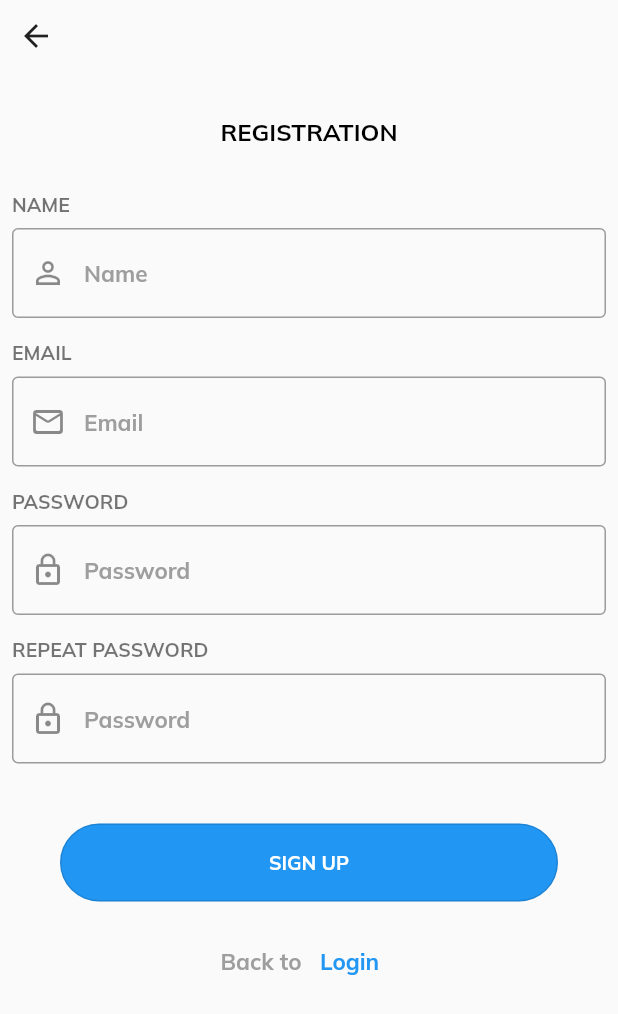
After one commit to SabbathDev/eventor, a Flutter app: the RegistrationPage screen opened directly, on a phone screen of 412 x 824 dp. The commit adds this screen. Shown: the top 1014 px of the screen. Run offline on Flutter 3.47's test engine with Material 2 defaults, Android fonts, the phone set to English and light mode, and no system bars.

Commit message:
Created registration page Created app-wide theme

```diff
--- a/lib/main.dart
+++ b/lib/main.dart
@@ -1,10 +1,24 @@
 import 'package:eventor/pages/login.dart';
+import 'package:eventor/pages/registration.dart';
 import 'package:flutter/material.dart';
 
 void main() {
   runApp(MaterialApp(
-    theme: ThemeData.light(),
-    darkTheme: ThemeData.dark(),
-    home: const Login(),
+      theme: ThemeData(
+        fontFamily: 'Mulish',
+
+        textTheme: const TextTheme(
+          headline1: TextStyle(fontSize: 16, color: Colors.black, fontWeight: FontWeight.bold), //page top text
+          headline2: TextStyle(fontSize: 13, fontWeight: FontWeight.bold),                      //field names
+          headline5: TextStyle(fontSize: 13, color: Colors.white),                              //button text
+          headline6: TextStyle(fontSize: 16, color: Colors.white60),                            //hint text
+          bodyText1: TextStyle(fontSize: 15, color: Colors.grey),                               //main body text
+          bodyText2: TextStyle(fontSize: 15, color: Colors.blue, fontWeight: FontWeight.bold),  //link text
+        ),
+      ),
+
+      darkTheme: ThemeData.dark(),
+
+      home: const Login(),
   ));
 }
--- /dev/null
+++ b/lib/pages/registration.dart
@@ -0,0 +1,158 @@
+import 'package:flutter/material.dart';
+
+class RegistrationPage extends StatefulWidget {
+  const RegistrationPage({Key? key, title}) : super(key: key);
+
+  @override
+  State<RegistrationPage> createState() => _RegistrationPageState();
+}
+
+class _RegistrationPageState extends State<RegistrationPage> {
+
+  @override
+  Widget build(BuildContext context) {
+
+    return Scaffold(
+      body: SingleChildScrollView(
+          child: Column(
+              children: [
+                Row(
+                  mainAxisAlignment: MainAxisAlignment.start,
+                  children: const [
+                    BackButton( //TODO navigate back to login page
+
+                    )
+                  ],
+                ),
+
+                const SizedBox(
+                  height: 30.0,
+                ),
+                Center(
+                    child: Text('REGISTRATION',
+                      style: Theme.of(context).textTheme.headline1,
+                    )
+                ),
+
+                Padding(
+                    padding: const EdgeInsets.fromLTRB(8, 30, 8, 40),
+                    child:Column(
+
+                        crossAxisAlignment: CrossAxisAlignment.stretch,
+                        children: [
+                          Text(
+                            'NAME',
+                            style: Theme.of(context).textTheme.headline2,
+                          ),
+
+                          Padding(
+                            padding: const EdgeInsets.fromLTRB(0, 8, 0, 15),
+                            child: TextField(
+                                decoration: InputDecoration(
+                                  prefixIcon: const Icon(Icons.person_outline),
+                                  border: const OutlineInputBorder(),
+                                  hintText: 'Name',
+                                  hintStyle: Theme.of(context).textTheme.bodyText1,
+                                )),
+                          ),
+
+                          Text(
+                            'EMAIL',
+                            style: Theme.of(context).textTheme.headline2,
+                          ),
+
+                          Padding(
+                            padding: const EdgeInsets.fromLTRB(0, 8, 0, 15),
+                            child: TextField(
+                              decoration: InputDecoration(
+                                  prefixIcon: const Icon(Icons.mail_outline_rounded),
+                                  border: const OutlineInputBorder(),
+                                  hintText: 'Email',
+                                  hintStyle: Theme.of(context).textTheme.bodyText1,
+                                  )),
+                            ),
+
+                          Text(
+                              'PASSWORD',
+                              style: Theme.of(context).textTheme.headline2
+                          ),
+
+                          Padding(
+                            padding: const EdgeInsets.fromLTRB(0, 8, 0, 15),
+                            child: TextFormField(
+                              decoration: InputDecoration(
+                                  prefixIcon: const Icon(Icons.lock_outline),
+                                  border: const OutlineInputBorder(),
+                                  hintText: 'Password',
+                                  hintStyle: Theme.of(context).textTheme.bodyText1
+                              ),
+                            ),
+                          ),
+
+                          Text(
+                              'REPEAT PASSWORD',
+                              style: Theme.of(context).textTheme.headline2
+                          ),
+
+                          Padding(
+                            padding: const EdgeInsets.fromLTRB(0, 8, 0, 0),
+                            child: TextFormField(
+                              decoration: InputDecoration(
+                                  prefixIcon: const Icon(Icons.lock_outline),
+                                  border: const OutlineInputBorder(),
+                                  hintText: 'Password',
+                                  hintStyle: Theme.of(context).textTheme.bodyText1
+                              ),
+                            ),
+                          ),
+                        ],
+                      ),
+                ),
+
+                Padding(
+                  padding: const EdgeInsets.symmetric(horizontal: 40.0),
+                  child: OutlinedButton(
+                    style: OutlinedButton.styleFrom(
+                        primary: Colors.white,
+                        backgroundColor: Colors.blue[500],
+                        minimumSize: const Size(335.0, 52.0),
+                        textStyle: Theme.of(context).textTheme.headline1,
+                        shape: const RoundedRectangleBorder(
+                            borderRadius:
+                            BorderRadius.all(Radius.circular(50.0))
+                        )
+                    ),
+                    onPressed: () {}, //TODO registration logic
+
+                    child: Text(
+                      'SIGN UP',
+                      style: Theme.of(context).textTheme.headline5,
+                    ),
+                  ),
+                ),
+
+                const SizedBox(
+                  height: 16.0,
+                ),
+                Row(
+                  mainAxisAlignment: MainAxisAlignment.center,
+                  children: [
+                    Text(
+                        'Back to',
+                        style: Theme.of(context).textTheme.bodyText1
+                    ),
+                    TextButton(
+                        onPressed: () {}, //TODO navigate back to login page
+                        child: Text(
+                            'Login',
+                            style: Theme.of(context).textTheme.bodyText2
+                        )
+                    )
+                  ],
+                )
+              ]
+          )
+      )
+    );
+  }
+}
```
